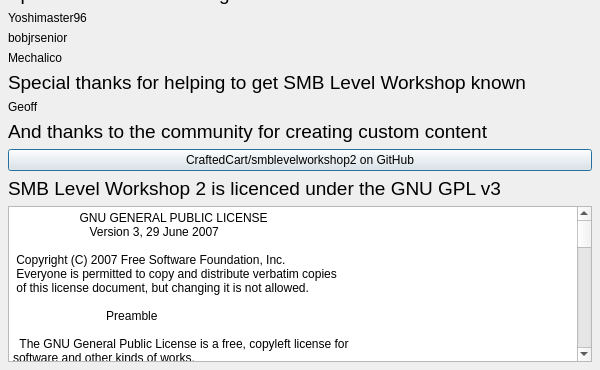
First picture: the form in ws2editor/src/ws2editor/ui/AboutWindow.ui, repository CraftedCart/smblevelworkshop2, before the edit; both pictures show x 0 to 600 and y 230 to 600 of the 600 by 600 pixel window.
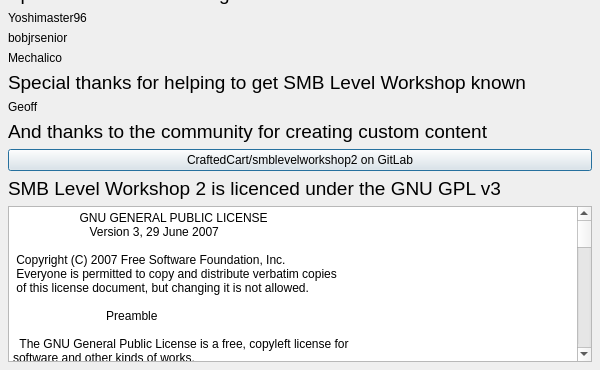
Second picture: the form after the edit. Icons and pictures are not drawn.

Commit message: Switched the GitHub button to GitLab

What changed in the file:
```diff
--- a/ws2editor/src/ws2editor/ui/AboutWindow.ui
+++ b/ws2editor/src/ws2editor/ui/AboutWindow.ui
@@ -203,7 +203,7 @@
      <item>
       <widget class="QPushButton" name="githubButton">
        <property name="text">
-        <string>CraftedCart/smblevelworkshop2 on GitHub</string>
+        <string>CraftedCart/smblevelworkshop2 on GitLab</string>
        </property>
       </widget>
      </item>
```
Left out of the diff: 2 changed lines with no effect on the pictures. The commit also changes 2 other files.
